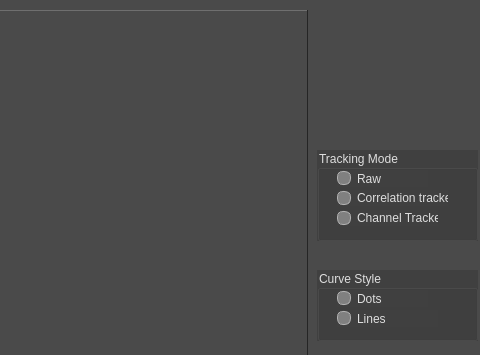
Above: src/AWLQtScope/awlqtscope.ui from samanwaya-jena/EVAL-ADAL6110-16-GUI before the change; both pictures show x 763 to 1243 and y 0 to 355 of the 1243 by 446 pixel window. Below: the same form after it.
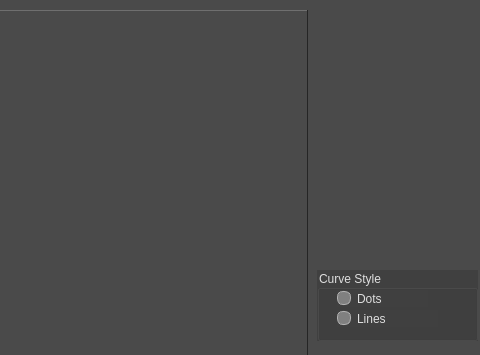
That is the form after the change. Icons and pictures are not drawn. Custom widgets are drawn as their Qt base class.

Commit message:
Added support for track objects from
CAN communication protocol, to user interface.
Added basic support for threat level display logic.

The edit to the form file:
```diff
--- a/src/AWLQtScope/awlqtscope.ui
+++ b/src/AWLQtScope/awlqtscope.ui
@@ -523,544 +523,6 @@
     </property>
    </widget>
   </widget>
-  <widget class="QGroupBox" name="scopeModeGroupBox">
-   <property name="geometry">
-    <rect>
-     <x>1080</x>
-     <y>150</y>
-     <width>161</width>
-     <height>91</height>
-    </rect>
-   </property>
-   <property name="sizePolicy">
-    <sizepolicy hsizetype="Minimum" vsizetype="Minimum">
-     <horstretch>0</horstretch>
-     <verstretch>0</verstretch>
-    </sizepolicy>
-   </property>
-   <property name="minimumSize">
-    <size>
-     <width>161</width>
-     <height>91</height>
-    </size>
-   </property>
-   <property name="styleSheet">
-    <string notr="true">QToolTip
-{
-border: 1px solid black;
-background-color: #ffa02f;
-padding: 1px;
-border-radius: 3px;
-opacity: 100;
-}
-
-QWidget
-{
-color: #dedede;
-background-color: #404040;
-}
-
-QWidget:item:hover
-{
-background-color: QLinearGradient( x1: 0, y1: 0, x2: 0, y2: 1, stop: 0 #ffa02f, stop: 1 #ca0619);
-color: #000000;
-}
-
-QWidget:item:selected
-{
-background-color: QLinearGradient( x1: 0, y1: 0, x2: 0, y2: 1, stop: 0 #ffa02f, stop: 1 #d7801a);
-}
-
-QMenuBar::item
-{
-background: transparent;
-}
-
-QMenuBar::item:selected
-{
-background: transparent;
-border: 1px solid #ffaa00;
-}
-
-QMenuBar::item:pressed
-{
-background: #444;
-border: 1px solid #000;
-background-color: QLinearGradient(
-x1:0, y1:0,
-x2:0, y2:1,
-stop:1 #212121,
-stop:0.4 #343434/*,
-stop:0.2 #343434,
-stop:0.1 #ffaa00*/
-);
-margin-bottom:-1px;
-padding-bottom:1px;
-}
-
-QMenu
-{
-border: 1px solid #000;
-}
-
-QMenu::item
-{
-padding: 2px 20px 2px 20px;
-}
-
-QMenu::item:selected
-{
-color: #000000;
-}
-
-QWidget:disabled
-{
-color: #404040;
-background-color: #808080;
-}
-
-QAbstractItemView
-{
-background-color: QLinearGradient( x1: 0, y1: 0, x2: 0, y2: 1, stop: 0 #4d4d4d, stop: 0.1 #646464, stop: 1 #5d5d5d);
-}
-
-QWidget:focus
-{
-/*border: 2px solid QLinearGradient( x1: 0, y1: 0, x2: 0, y2: 1, stop: 0 #ffa02f, stop: 1 #d7801a);*/
-}
-
-QLineEdit
-{
-background-color: QLinearGradient( x1: 0, y1: 0, x2: 0, y2: 1, stop: 0 #4d4d4d, stop: 0 #646464, stop: 1 #5d5d5d);
-padding: 1px;
-border-style: solid;
-border: 1px solid #bebebe;
-border-radius: 5;
-}
-
-QPushButton
-{
-color: #dedede;
-background-color: QLinearGradient( x1: 0, y1: 0, x2: 0, y2: 1, stop: 0 #666666, stop: 0.1 #626262, stop: 0.5 #5e5e5e, stop: 0.9 #5a5a5a, stop: 1 #565656);
-border-width: 1px;
-border-color: #bebebe;
-border-style: solid;
-border-radius: 6;
-padding: 3px;
-font-size: 12px;
-padding-left: 5px;
-padding-right: 5px;
-}
-
-QPushButton:pressed
-{
-background-color: QLinearGradient( x1: 0, y1: 0, x2: 0, y2: 1, stop: 0 #2d2d2d, stop: 0.1 #2b2b2b, stop: 0.5 #292929, stop: 0.9 #282828, stop: 1 #252525);
-}
-
-QComboBox
-{
-selection-background-color: #ffaa00;
-background-color: QLinearGradient( x1: 0, y1: 0, x2: 0, y2: 1, stop: 0 #565656, stop: 0.1 #525252, stop: 0.5 #4e4e4e, stop: 0.9 #4a4a4a, stop: 1 #464646);
-border-style: solid;
-border: 1px solid #1e1e1e;
-border-radius: 5;
-}
-
-QComboBox:hover,QPushButton:hover
-{
-border: 2px solid QLinearGradient( x1: 0, y1: 0, x2: 0, y2: 1, stop: 0 #ffa02f, stop: 1 #d7801a);
-}
-
-
-QComboBox:on
-{
-padding-top: 3px;
-padding-left: 4px;
-background-color: QLinearGradient( x1: 0, y1: 0, x2: 0, y2: 1, stop: 0 #2d2d2d, stop: 0.1 #2b2b2b, stop: 0.5 #292929, stop: 0.9 #282828, stop: 1 #252525);
-selection-background-color: #ffaa00;
-}
-
-QComboBox QAbstractItemView
-{
-border: 2px solid darkgray;
-selection-background-color: QLinearGradient( x1: 0, y1: 0, x2: 0, y2: 1, stop: 0 #ffa02f, stop: 1 #d7801a);
-}
-
-QComboBox::drop-down
-{
-subcontrol-origin: padding;
-subcontrol-position: top right;
-width: 15px;
-
-border-left-width: 0px;
-border-left-color: darkgray;
-border-left-style: solid; /* just a single line */
-border-top-right-radius: 3px; /* same radius as the QComboBox */
-border-bottom-right-radius: 3px;
-}
-
-
-QGroupBox:focus
-{
-border: 2px solid QLinearGradient( x1: 0, y1: 0, x2: 0, y2: 1, stop: 0 #ffa02f, stop: 1 #d7801a);
-}
-
-QTextEdit:focus
-{
-border: 2px solid QLinearGradient( x1: 0, y1: 0, x2: 0, y2: 1, stop: 0 #ffa02f, stop: 1 #d7801a);
-}
-
-QScrollBar:horizontal {
-border: 1px solid #222222;
-background: QLinearGradient( x1: 0, y1: 0, x2: 0, y2: 1, stop: 0.0 #121212, stop: 0.2 #282828, stop: 1 #484848);
-height: 7px;
-margin: 0px 16px 0 16px;
-}
-
-QScrollBar::handle:horizontal
-{
-background: QLinearGradient( x1: 0, y1: 0, x2: 1, y2: 0, stop: 0 #ffa02f, stop: 0.5 #d7801a, stop: 1 #ffa02f);
-min-height: 20px;
-border-radius: 2px;
-}
-
-QScrollBar::add-line:horizontal {
-border: 1px solid #1b1b19;
-border-radius: 2px;
-background: QLinearGradient( x1: 0, y1: 0, x2: 1, y2: 0, stop: 0 #ffa02f, stop: 1 #d7801a);
-width: 14px;
-subcontrol-position: right;
-subcontrol-origin: margin;
-}
-
-QScrollBar::sub-line:horizontal {
-border: 1px solid #1b1b19;
-border-radius: 2px;
-background: QLinearGradient( x1: 0, y1: 0, x2: 1, y2: 0, stop: 0 #ffa02f, stop: 1 #d7801a);
-width: 14px;
-subcontrol-position: left;
-subcontrol-origin: margin;
-}
-
-QScrollBar::right-arrow:horizontal, QScrollBar::left-arrow:horizontal
-{
-border: 1px solid black;
-width: 1px;
-height: 1px;
-background: white;
-}
-
-QScrollBar::add-page:horizontal, QScrollBar::sub-page:horizontal
-{
-background: none;
-}
-
-QScrollBar:vertical
-{
-background: QLinearGradient( x1: 0, y1: 0, x2: 1, y2: 0, stop: 0.0 #121212, stop: 0.2 #282828, stop: 1 #484848);
-width: 7px;
-margin: 16px 0 16px 0;
-border: 1px solid #222222;
-}
-
-QScrollBar::handle:vertical
-{
-background: QLinearGradient( x1: 0, y1: 0, x2: 0, y2: 1, stop: 0 #ffa02f, stop: 0.5 #d7801a, stop: 1 #ffa02f);
-min-height: 20px;
-border-radius: 2px;
-}
-
-QScrollBar::add-line:vertical
-{
-border: 1px solid #1b1b19;
-border-radius: 2px;
-background: QLinearGradient( x1: 0, y1: 0, x2: 0, y2: 1, stop: 0 #ffa02f, stop: 1 #d7801a);
-height: 14px;
-subcontrol-position: bottom;
-subcontrol-origin: margin;
-}
-
-QScrollBar::sub-line:vertical
-{
-border: 1px solid #1b1b19;
-border-radius: 2px;
-background: QLinearGradient( x1: 0, y1: 0, x2: 0, y2: 1, stop: 0 #d7801a, stop: 1 #ffa02f);
-height: 14px;
-subcontrol-position: top;
-subcontrol-origin: margin;
-}
-
-QScrollBar::up-arrow:vertical, QScrollBar::down-arrow:vertical
-{
-border: 1px solid black;
-width: 1px;
-height: 1px;
-background: white;
-}
-
-
-QScrollBar::add-page:vertical, QScrollBar::sub-page:vertical
-{
-background: none;
-}
-
-QTextEdit
-{
-background-color: #242424;
-}
-
-QPlainTextEdit
-{
-background-color: #242424;
-}
-
-QHeaderView::section
-{
-background-color: QLinearGradient(x1:0, y1:0, x2:0, y2:1, stop:0 #616161, stop: 0.5 #505050, stop: 0.6 #434343, stop:1 #656565);
-color: white;
-padding-left: 4px;
-border: 1px solid #6c6c6c;
-}
-
-QCheckBox:disabled
-{
-color: #414141;
-}
-
-QDockWidget::title
-{
-text-align: center;
-spacing: 3px; /* spacing between items in the tool bar */
-background-color: QLinearGradient(x1:0, y1:0, x2:0, y2:1, stop:0 #808080, stop: 0.5 #242424, stop:1 #808080);
-}
-
-QDockWidget::close-button, QDockWidget::float-button
-{
-text-align: center;
-spacing: 1px; /* spacing between items in the tool bar */
-background-color: QLinearGradient(x1:0, y1:0, x2:0, y2:1, stop:0 #808080, stop: 0.5 #242424, stop:1 #808080);
-}
-
-QDockWidget::close-button:hover, QDockWidget::float-button:hover
-{
-background: #242424;
-}
-
-QDockWidget::close-button:pressed, QDockWidget::float-button:pressed
-{
-padding: 1px -1px -1px 1px;
-}
-
-QMainWindow::separator
-{
-background-color: QLinearGradient(x1:0, y1:0, x2:0, y2:1, stop:0 #161616, stop: 0.5 #151515, stop: 0.6 #212121, stop:1 #343434);
-color: white;
-padding-left: 4px;
-border: 1px solid #4c4c4c;
-spacing: 3px; /* spacing between items in the tool bar */
-}
-
-QMainWindow::separator:hover
-{
-
-background-color: QLinearGradient(x1:0, y1:0, x2:0, y2:1, stop:0 #d7801a, stop:0.5 #b56c17 stop:1 #ffa02f);
-color: white;
-padding-left: 4px;
-border: 1px solid #6c6c6c;
-spacing: 3px; /* spacing between items in the tool bar */
-}
-
-QToolBar::handle
-{
-spacing: 3px; /* spacing between items in the tool bar */
-background: url(:/images/handle.png);
-}
-
-QMenu::separator
-{
-height: 2px;
-background-color: QLinearGradient(x1:0, y1:0, x2:0, y2:1, stop:0 #161616, stop: 0.5 #151515, stop: 0.6 #212121, stop:1 #343434);
-color: white;
-padding-left: 4px;
-margin-left: 10px;
-margin-right: 5px;
-}
-
-QProgressBar
-{
-border: 2px solid grey;
-border-radius: 5px;
-text-align: center;
-}
-
-QProgressBar::chunk
-{
-background-color: #d7801a;
-width: 2.15px;
-margin: 0.5px;
-}
-
-QTabBar::tab {
-color: #b1b1b1;
-border: 2px solid #dedede;
-border-radius: 5px;
-border-bottom-style: none;
-background-color: #202020;
-padding-left: 10px;
-padding-right: 10px;
-padding-top: 3px;
-padding-bottom: 2px;
-margin-right: -1px;
-}
-
-QTabWidget::pane {
-border: 2px solid #dedede;
-border-radius: 5px;
-top: -2px;
-}
-
-QTabBar::tab:last
-{
-margin-right: 0; /* the last selected tab has nothing to overlap with on the right */
-border-top-right-radius: 5px;
-border-bottom-left-radius: 1px;
-border-bottom-right-radius: 1px;
-border-bottom-style:solid;
-}
-
-QTabBar::tab:first:!selected
-{
-margin-left: 0px; /* the last selected tab has nothing to overlap with on the right */
-
-border-top-left-radius: 5px;
-border-bottom-left-radius: 1px;
-border-bottom-right-radius: 1px;
-border-bottom-style:solid;
-}
-
-QTabBar::tab:!selected
-{
-color: #b1b1b1;
-border-bottom-style: none;
-border-bottom-left-radius: 1px;
-border-bottom-right-radius: 1px;
-border-bottom-style:solid;
-margin-top: 3px;
-}
-
-QTabBar::tab:selected
-{
-color: #dedede;
-border-top-left-radius: 5px;
-border-top-right-radius: 5px;
-border-bottom-left-radius: 1px;
-border-bottom-right-radius: 1px;
-border-bottom-color: #404040;
-background-color: #404040;
-
-border-bottom-style:solid;
-margin-bottom: 0px;
-}
-
-QTabBar::tab:!selected:hover
-{
-/*border-top: 2px solid #ffaa00;
-padding-bottom: 3px;*/
-border-top-left-radius: 5px;
-border-top-right-radius: 5px;
-border-bottom-left-radius: 1px;
-border-bottom-right-radius: 1px;
-border-bottom-style:solid;
-background-color: QLinearGradient(x1:0, y1:0, x2:0, y2:1, stop:1 #212121, stop:0.4 #343434, stop:0.2 #343434, stop:0.1 #ffaa00);
-}
-
-
-QRadioButton::indicator:checked, QRadioButton::indicator:unchecked{
-color: #b1b1b1;
-background-color: #808080;
-border: 1px solid #b1b1b1;
-border-radius: 6px;
-}
-
-QRadioButton::indicator:checked
-{
-background-color: qradialgradient(
-cx: 0.5, cy: 0.5,
-fx: 0.5, fy: 0.5,
-radius: 1.0,
-stop: 0.25 #ffaa00,
-stop: 0.3 #808080
-);
-}
-
-QCheckBox::indicator{
-color: #b1b1b1;
-background-color: #808080;
-border: 1px solid #b1b1b1;
-width: 9px;
-height: 9px;
-}
-
-QRadioButton::indicator
-{
-border-radius: 6px;
-}
-
-QRadioButton::indicator:hover, QCheckBox::indicator:hover
-{
-border: 1px solid #ffaa00;
-}
-
-
-QCheckBox::indicator:disabled, QRadioButton::indicator:disabled
-{
-border: 1px solid #444;
-}
-</string>
-   </property>
-   <property name="title">
-    <string>Tracking Mode</string>
-   </property>
-   <widget class="QRadioButton" name="scopeModeRawRadioButton">
-    <property name="geometry">
-     <rect>
-      <x>20</x>
-      <y>20</y>
-      <width>91</width>
-      <height>17</height>
-     </rect>
-    </property>
-    <property name="text">
-     <string>Raw</string>
-    </property>
-   </widget>
-   <widget class="QRadioButton" name="scopeModeTrackRadioButton">
-    <property name="geometry">
-     <rect>
-      <x>20</x>
-      <y>40</y>
-      <width>111</width>
-      <height>16</height>
-     </rect>
-    </property>
-    <property name="text">
-     <string>Correlation tracker</string>
-    </property>
-   </widget>
-   <widget class="QRadioButton" name="scopeModeTrackSingleChannelRadioButton">
-    <property name="geometry">
-     <rect>
-      <x>20</x>
-      <y>60</y>
-      <width>101</width>
-      <height>16</height>
-     </rect>
-    </property>
-    <property name="text">
-     <string>Channel Tracker</string>
-    </property>
-   </widget>
-  </widget>
   <widget class="QGroupBox" name="scopeCurveStyleGroupBox">
    <property name="geometry">
     <rect>
```
Left out of the diff: 48 changed lines with no effect on the pictures. The commit also changes 22 other files.
